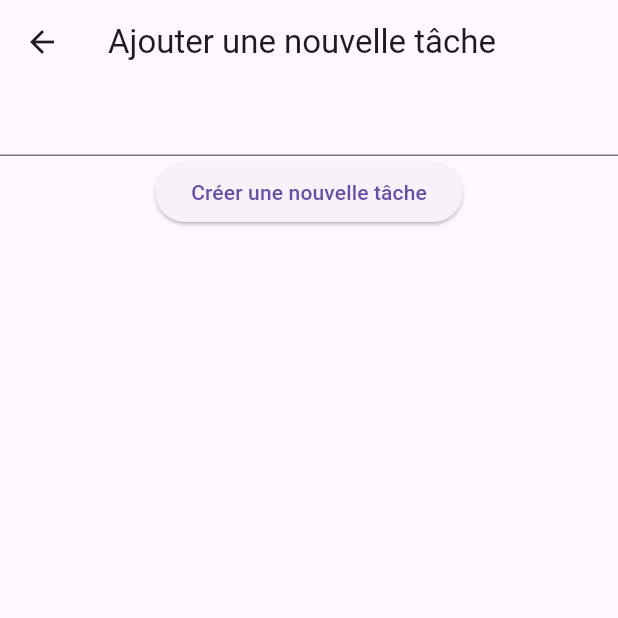
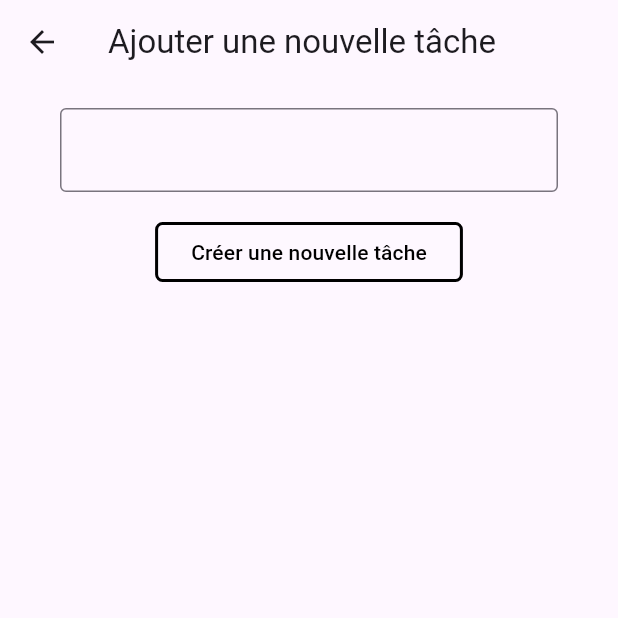
Before and after one commit to remybms/todo_app, a Flutter app: the screen it shows after launch, after a tap on "Ajouter une nouvelle tâche", on a phone screen of 412 x 824 dp, the top half of it. Run offline on Flutter 3.47's test engine with Material 3 defaults, Android fonts, the phone set to English and light mode, and no system bars; our stand-ins replace freezed_annotation; network calls fail.

```diff
--- a/lib/addTodo/new_todo.dart
+++ b/lib/addTodo/new_todo.dart
@@ -1,6 +1,7 @@
 import 'package:flutter/material.dart';
 import 'package:todo_app/api_service.dart';
 
+// ignore: must_be_immutable
 class AddTodo extends StatelessWidget {
   final apiService = ApiService();
   String todo = "";
@@ -15,7 +16,10 @@ class AddTodo extends StatelessWidget {
             key: formKey,
             child: Column(
               children: [
-                TextFormField(
+                Padding(
+                  padding:
+                      const EdgeInsets.symmetric(horizontal: 40, vertical: 16),
+                  child: TextFormField(
                     validator: (formTodo) {
                       if (formTodo == null || formTodo == "") {
                         return 'Please enter a task';
@@ -23,11 +27,23 @@ class AddTodo extends StatelessWidget {
                       todo = formTodo;
                       return null;
                     },
+                    decoration: InputDecoration(
+                        border: OutlineInputBorder(), fillColor: Colors.blue),
+                  ),
                 ),
                 ElevatedButton(
+                  style: ElevatedButton.styleFrom(
+                      foregroundColor: Colors.black,
+                      backgroundColor: Colors.white10,
+                      shadowColor: Colors.transparent,
+                      overlayColor: Colors.green,
+                      shape: RoundedRectangleBorder(
+                          borderRadius: BorderRadius.circular(5),
+                          side: BorderSide(width: 2, color: Colors.black))),
                   onPressed: () {
                     if (formKey.currentState!.validate()) {
                       apiService.addTodo(todo, false, 1);
+                      Navigator.pushNamed(context, "/");
                     }
                   },
                   child: Text("Créer une nouvelle tâche"),
--- a/lib/main.dart
+++ b/lib/main.dart
@@ -34,6 +34,17 @@ class HomeScreen extends StatelessWidget {
             child: Column(
           children: [
             ElevatedButton(
+              style: ElevatedButton.styleFrom(
+                foregroundColor: Colors.black,
+                backgroundColor: Colors.white10,
+                shadowColor: Colors.transparent,
+                overlayColor: Colors.green,
+
+                shape: RoundedRectangleBorder(
+                  borderRadius: BorderRadius.circular(5),
+                  side: BorderSide(width: 2, color: Colors.black)
+                )
+              ),
               child: Text('Ajouter une nouvelle tâche'),
               onPressed: () {
                 Navigator.pushNamed(context, '/add-todo');
```
Also changed, not shown: lib/displayTodo/display_todo.dart (+48 -10 lines). Lines whose indentation alone changed are shown as unchanged.
